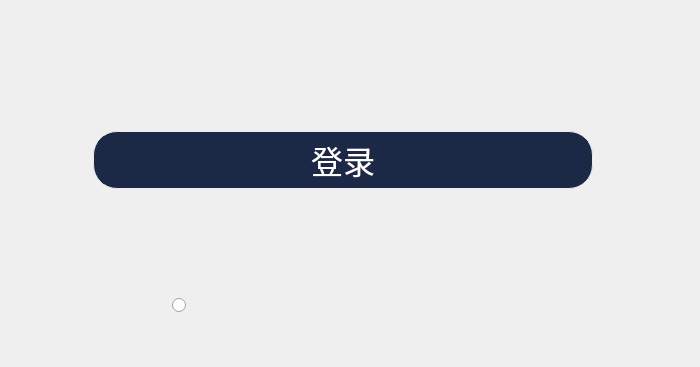
First picture: the form in UI/gbs/GBSQRCodeLoginForm.ui, repository huangjingpei/myobs, before the edit; both pictures show x 0 to 700 and y 543 to 910 of the 700 by 910 pixel window.
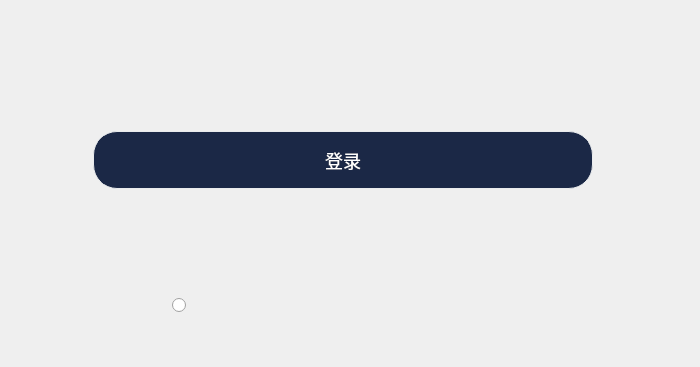
Second picture: the form after the edit.

The edit to the form file:
```diff
--- a/UI/gbs/GBSQRCodeLoginForm.ui
+++ b/UI/gbs/GBSQRCodeLoginForm.ui
@@ -141,7 +141,7 @@
 border-radius: 24px;
 padding: 5px;
 background: #1B2846;
-font-size: 32px;
+font-size: 18px;
 text-align: center;
 }
 QPushButton:pressed{
```
